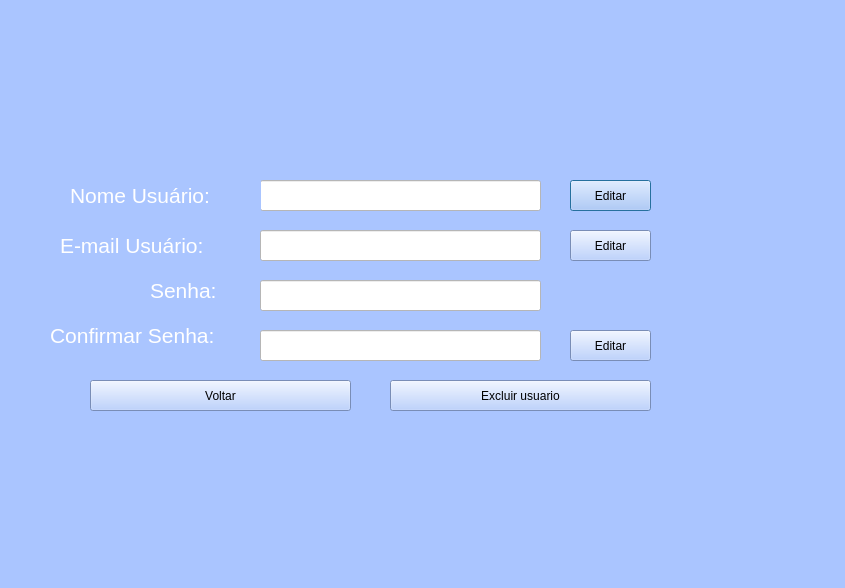
The window that TELAS.PY/EDITAR_USER.ui (AntonioSistemas/Projeto-Sistema-de-controle-de-objetivos) describes before a commit, drawn with Qt 5.
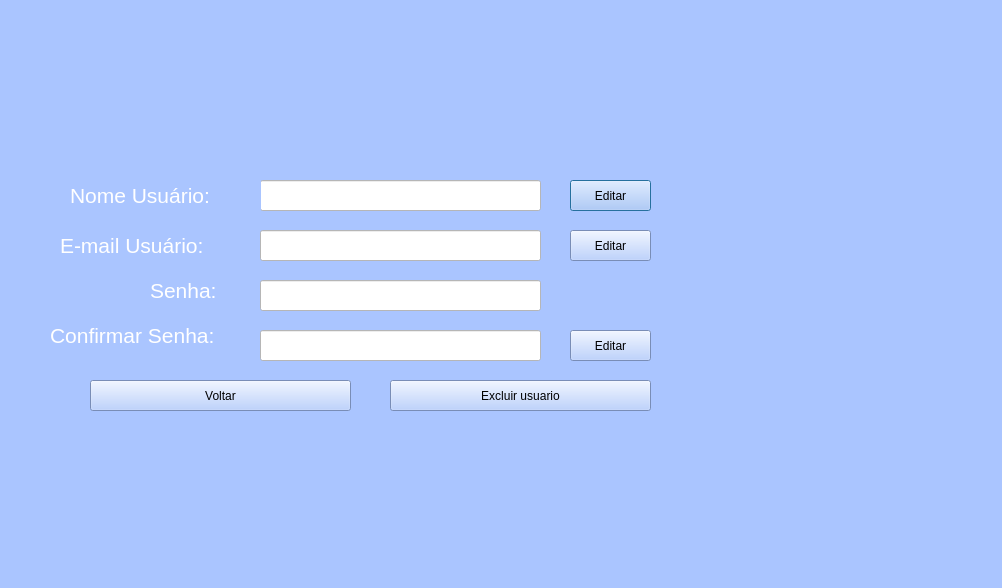
The same window after the commit. Icons and pictures are not drawn.

What changed in the file:
```diff
--- a/TELAS.PY/EDITAR_USER.ui
+++ b/TELAS.PY/EDITAR_USER.ui
@@ -6,7 +6,7 @@
    <rect>
     <x>0</x>
     <y>0</y>
-    <width>845</width>
+    <width>1002</width>
     <height>588</height>
    </rect>
   </property>
```
